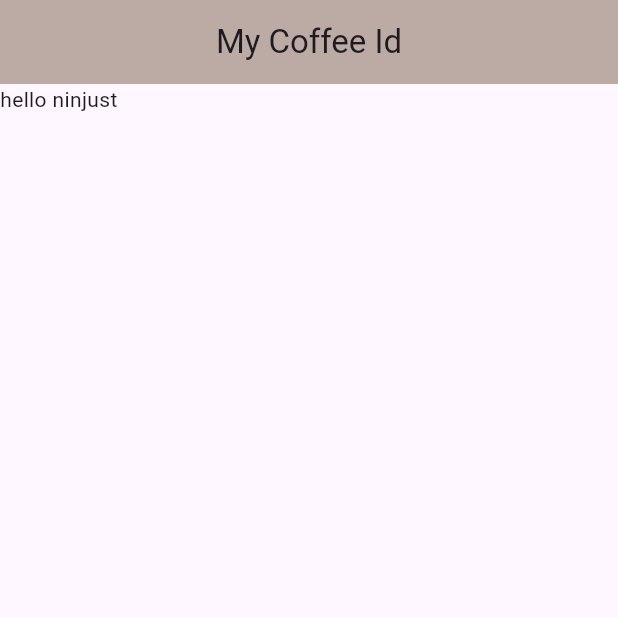
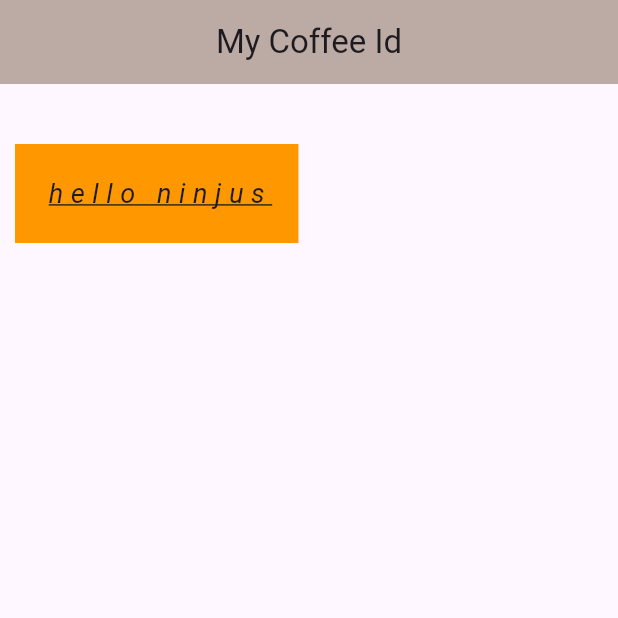
Before and after one commit to prime-infinity/coffee_card_flutter, a Flutter app: the screen it shows after launch, on a phone screen of 412 x 824 dp, the top half of it. Run offline on Flutter 3.47's test engine with Material 3 defaults, Android fonts, the phone set to English and light mode, and no system bars.

Commit message:
containers and text styling

```diff
--- a/lib/main.dart
+++ b/lib/main.dart
@@ -17,6 +17,24 @@ class Home extends StatelessWidget {
 
   @override
   Widget build(BuildContext context) {
-    return const Text("hello ninjust");
+    return Container(
+      color: Colors.orange,
+      //width: 200,
+      //height: 100,
+      padding: const EdgeInsets.all(20),
+      //margin: const EdgeInsets.only(left: 50),
+      margin: const EdgeInsets.fromLTRB(10, 40, 0, 0),
+      child: const Text(
+        "hello ninjus",
+        style: TextStyle(
+            fontSize: 18,
+            letterSpacing: 5,
+            decoration: TextDecoration.underline,
+            fontStyle: FontStyle.italic),
+      ),
+    );
   }
 }
+
+//container widget, acts as containers
+//much like divs in web, so we can add margin and padding
```
